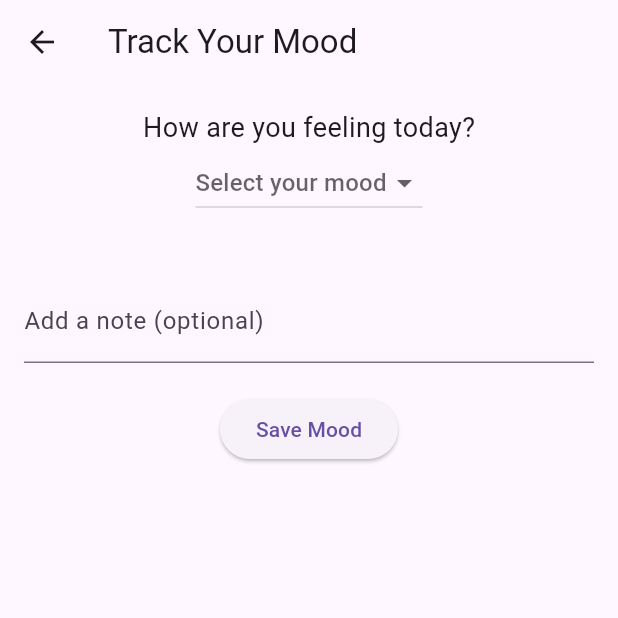
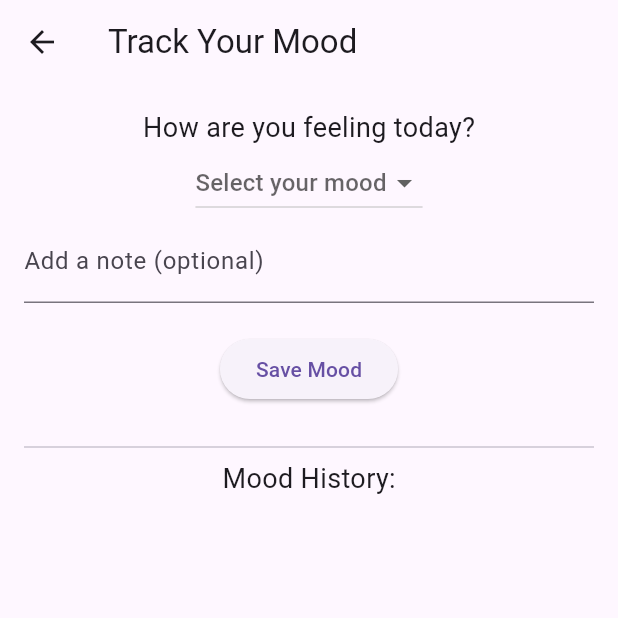
Before and after one commit to Kasun3865/Project2, a Flutter app: the MoodTrackingScreen screen opened by its route, after a tap on "Save Mood", on a phone screen of 412 x 824 dp, the top half of it. Run offline on Flutter 3.47's test engine with Material 3 defaults, Android fonts, the phone set to English and light mode, and no system bars; our stand-ins replace cloud_firestore, firebase_auth, firebase_core, firebase_storage, font_awesome_flutter, image_picker and 1 more; accounts and stored records are empty.

```diff
--- a/project3/lib/models/mood.dart
+++ b/project3/lib/models/mood.dart
@@ -15,7 +15,7 @@ class Mood {
     required this.icon,
   });
 
-  // Convert a Mood object into a Map. The keys must correspond to the names of the columns in the database.
+  // Convert a Mood object into a Map.
   Map<String, dynamic> toMap() {
     return {
       'id': id,
--- a/project3/lib/models/mood_provider.dart
+++ b/project3/lib/models/mood_provider.dart
@@ -91,5 +91,3 @@ class MoodProvider with ChangeNotifier {
     }
   }
 }
-
-extension on Mood {}
--- a/project3/lib/screens/mood_tracking_screen.dart
+++ b/project3/lib/screens/mood_tracking_screen.dart
@@ -15,49 +15,36 @@ class _MoodTrackingScreenState extends State<MoodTrackingScreen> {
   String? selectedMood;
   TextEditingController noteController = TextEditingController();
 
-  // Function to get the icon and color based on selected mood
-  IconData? _getMoodIcon(String mood) {
-    switch (mood) {
+  void _saveMood() {
+    if (selectedMood != null) {
+      // Assign a specific icon color for each mood type
+      String iconColor;
+      switch (selectedMood) {
         case 'Happy':
-        return Icons.sentiment_very_satisfied;
+          iconColor = 'yellow';
+          break;
         case 'Sad':
-        return Icons.sentiment_dissatisfied;
+          iconColor = 'blue';
+          break;
         case 'Neutral':
-        return Icons.sentiment_neutral;
+          iconColor = 'grey';
+          break;
         case 'Angry':
-        return Icons.sentiment_very_dissatisfied;
+          iconColor = 'red';
+          break;
         case 'Excited':
-        return Icons.sentiment_satisfied_alt;
+          iconColor = 'orange';
+          break;
         default:
-        return null;
-    }
+          iconColor = 'grey';
       }
 
-  Color? _getMoodColor(String mood) {
-    switch (mood) {
-      case 'Happy':
-        return Colors.yellow; // Bright yellow for happiness
-      case 'Sad':
-        return Colors.blue; // Calming blue for sadness
-      case 'Neutral':
-        return Colors.grey; // Neutral grey
-      case 'Angry':
-        return Colors.red; // Intense red for anger
-      case 'Excited':
-        return Colors.orange; // Vibrant orange for excitement
-      default:
-        return Colors.black;
-    }
-  }
-
-  void _saveMood() {
-    if (selectedMood != null) {
       final newMood = Mood(
         id: DateTime.now().toString(),
         date: DateTime.now(),
         moodType: selectedMood!,
         note: noteController.text,
-        icon: '', // You can set an icon name if needed
+        icon: iconColor, // Store the icon color
       );
 
       // Add the new mood to the provider or database.
@@ -77,6 +64,8 @@ class _MoodTrackingScreenState extends State<MoodTrackingScreen> {
 
   @override
   Widget build(BuildContext context) {
+    final moods = Provider.of<MoodProvider>(context).moods;
+
     return Scaffold(
       appBar: AppBar(title: const Text('Track Your Mood')),
       body: Padding(
@@ -91,17 +80,7 @@ class _MoodTrackingScreenState extends State<MoodTrackingScreen> {
               items: ['Happy', 'Sad', 'Neutral', 'Angry', 'Excited']
                   .map((mood) => DropdownMenuItem(
                         value: mood,
-                        child: Row(
-                          children: [
-                            Icon(
-                              _getMoodIcon(mood),
-                              color: _getMoodColor(
-                                  mood), // Set icon color based on mood
-                            ),
-                            const SizedBox(width: 8),
-                            Text(mood),
-                          ],
-                        ),
+                        child: Text(mood),
                       ))
                   .toList(),
               onChanged: (value) {
@@ -110,27 +89,6 @@ class _MoodTrackingScreenState extends State<MoodTrackingScreen> {
                 });
               },
             ),
-            const SizedBox(height: 20),
-            if (selectedMood != null) // Display selected mood icon
-              Row(
-                mainAxisAlignment: MainAxisAlignment.center,
-                children: [
-                  Icon(
-                    _getMoodIcon(selectedMood!),
-                    color: _getMoodColor(selectedMood!),
-                    size: 40, // Icon size
-                  ),
-                  const SizedBox(width: 10),
-                  Text(
-                    selectedMood!,
-                    style: TextStyle(
-                      fontSize: 24,
-                      color: _getMoodColor(selectedMood!),
-                    ),
-                  ),
-                ],
-              ),
-            const SizedBox(height: 20),
             TextField(
               controller: noteController,
               decoration:
@@ -141,9 +99,57 @@ class _MoodTrackingScreenState extends State<MoodTrackingScreen> {
               onPressed: _saveMood,
               child: const Text('Save Mood'),
             ),
+            const SizedBox(height: 20),
+            const Divider(),
+            const Text('Mood History:', style: TextStyle(fontSize: 18)),
+            const SizedBox(height: 10),
+            Expanded(
+              child: ListView.builder(
+                itemCount: moods.length,
+                itemBuilder: (context, index) {
+                  final mood = moods[moods.length - 1 - index];
+                  return ListTile(
+                    leading: _getColoredIcon(mood.icon),
+                    title: Text(mood.moodType),
+                    subtitle: Text('${mood.date.toLocal()} \n${mood.note}'),
+                    isThreeLine: true,
+                  );
+                },
+              ),
+            ),
           ],
         ),
       ),
     );
   }
+
+  // Returns an icon with color based on the mood type
+  Icon _getColoredIcon(String iconColor) {
+    Color color;
+    switch (iconColor) {
+      case 'yellow':
+        color = Colors.yellow;
+        break;
+      case 'blue':
+        color = Colors.blue;
+        break;
+      case 'grey':
+        color = Colors.grey;
+        break;
+      case 'red':
+        color = Colors.red;
+        break;
+      case 'orange':
+        color = Colors.orange;
+        break;
+      default:
+        color = Colors.grey;
     }
+
+    return Icon(
+      Icons.circle, // Use a circle icon as the colored indicator
+      color: color,
+      size: 40,
+    );
+  }
+}
--- /dev/null
+++ b/project3/lib/widgets/mood_chart.dart
@@ -0,0 +1 @@
+// TODO Implement this library.
--- a/project3/pubspec.yaml
+++ b/project3/pubspec.yaml
@@ -51,6 +51,7 @@ dependencies:
   path_provider: ^2.0.1
   http: ^1.2.2
   chat_gpt_sdk: ^3.1.0
+  fl_chart: ^0.40.0
 
 dev_dependencies:
   flutter_test:
```
Also changed, not shown: project3/lib/screens/mood_chart.dart (added, +63 -0 lines), project3/lib/screens/mood_logging_screen.dart (+20 -9 lines), project3/pubspec.lock. Lines whose indentation alone changed are shown as unchanged.
